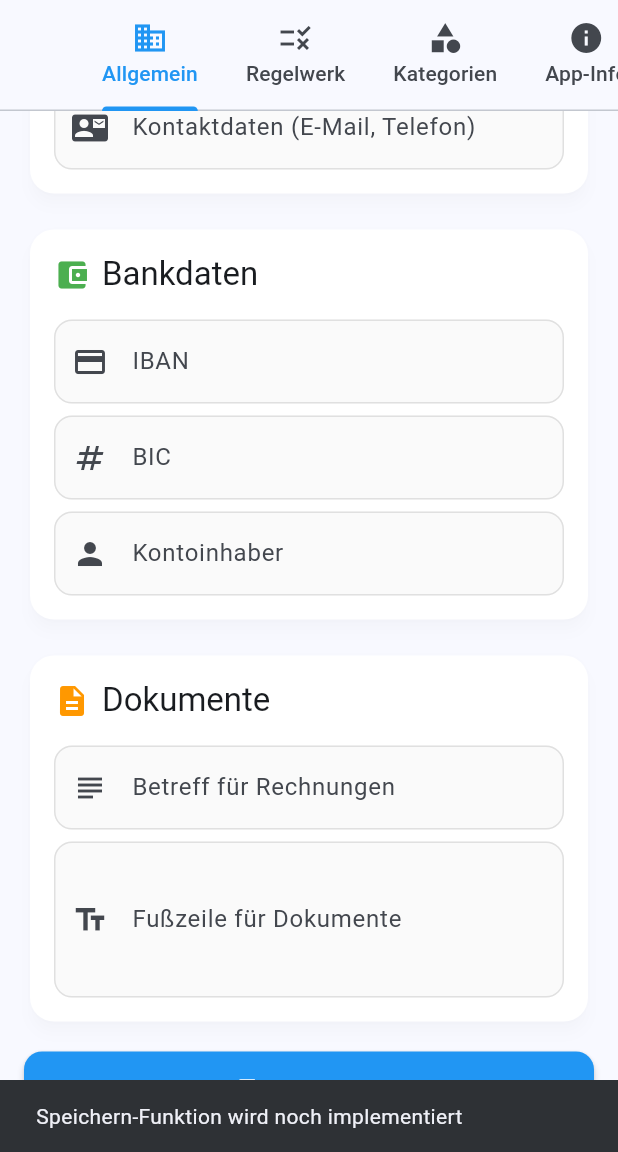
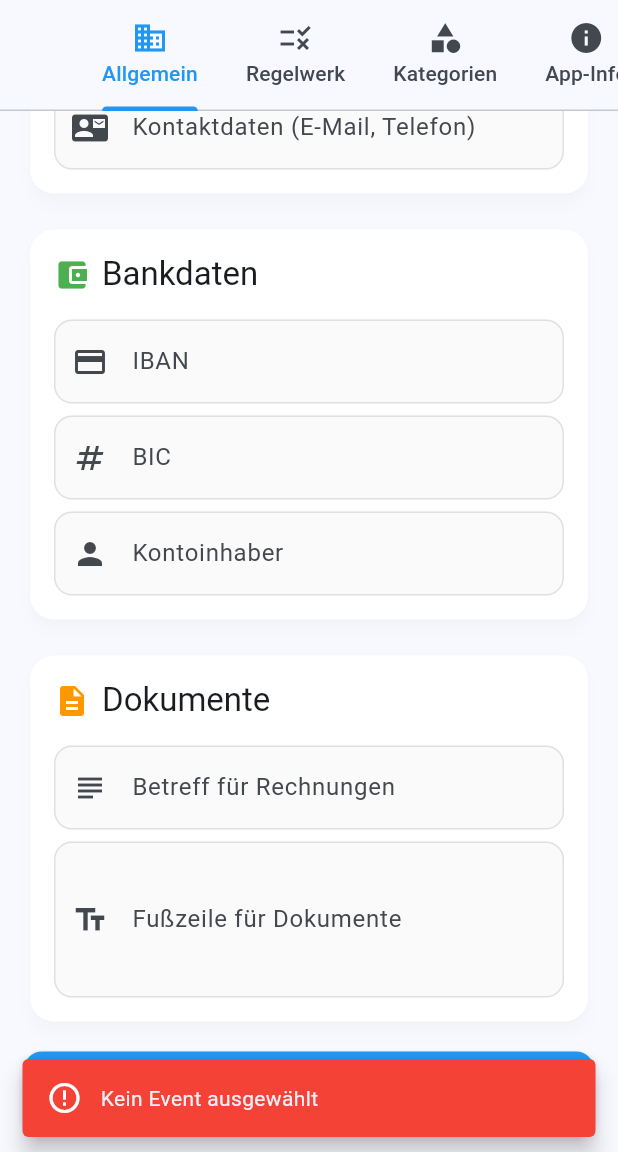
Before and after one commit to ptC7H12/Freizeitkasse, a Flutter app: the SettingsScreen screen opened directly, scrolled down 249 dp, after a tap on "Speichern", on a phone screen of 412 x 824 dp, the part 84-1236 px from its top. Run offline on Flutter 3.47's test engine with Material 3 defaults, Android fonts, the phone set to English and light mode, and no system bars; our stand-ins replace drift, file_picker, fl_chart, flutter_riverpod, logger, pdf and 2 more; missing offline and left inert: barcode, excel; accounts and stored records are empty; generated files the repository leaves out were written again.

Commit message:
feat: UI improvements for participants and settings
TODO 6: Teilnehmer & Familien UI-Verbesserungen
- Remove CircleAvatar initials icon, replace with simple person icon
- Display last name first: "Nachname, Vorname" format
- Add family name as small italic subtitle when participant belongs to a family
- Use FutureBuilder to load family name dynamically
- Maintain consistent icon sizing (40px)

TODO 7: Settings save functionality
- Implement loadSettings() on init to populate form fields
- Implement saveSettings() with proper error handling
- Map form fields to database structure:
  - Organization name → organizationName
  - Address → organizationStreet
  - IBAN → iban
  - BIC → bic
  - Account holder → bankName
  - Footer → invoiceFooter
- Add loading state with CircularProgressIndicator
- Show success/error messages with context extensions
- Use settingsRepositoryProvider for data persistence

Note: Families tab already exists and is functional via
ParticipantsAndFamiliesScreen with TabBar navigation

Changes:
- lib/screens/participants/participants_list_screen.dart
- lib/screens/settings/settings_screen.dart

Result: Improved user experience with better participant display
and functional settings persistence

```diff
--- a/lib/screens/settings/settings_screen.dart
+++ b/lib/screens/settings/settings_screen.dart
@@ -103,8 +103,6 @@ class _GeneralSettingsTab extends ConsumerStatefulWidget {
 }
 
 class _GeneralSettingsTabState extends ConsumerState<_GeneralSettingsTab> {
-  //final _formKey = GlobalKey<FormState>();
-
   // Form Controllers
   final _organizationController = TextEditingController();
   final _addressController = TextEditingController();
@@ -114,6 +112,14 @@ class _GeneralSettingsTabState extends ConsumerState<_GeneralSettingsTab> {
   final _accountHolderController = TextEditingController();
   final _subjectController = TextEditingController();
   final _footerController = TextEditingController();
+
+  bool _isLoading = false;
+
+  @override
+  void initState() {
+    super.initState();
+    _loadSettings();
+  }
 
   @override
   void dispose() {
@@ -126,6 +132,79 @@ class _GeneralSettingsTabState extends ConsumerState<_GeneralSettingsTab> {
     _subjectController.dispose();
     _footerController.dispose();
     super.dispose();
+  }
+
+  Future<void> _loadSettings() async {
+    final currentEvent = ref.read(currentEventProvider);
+    if (currentEvent == null) return;
+
+    final repository = ref.read(settingsRepositoryProvider);
+    final settings = await repository.getOrCreateSettings(currentEvent.id);
+
+    if (mounted) {
+      setState(() {
+        _organizationController.text = settings.organizationName ?? '';
+        _addressController.text = settings.organizationStreet ?? '';
+        // _contactController could map to a new field or be stored in city temporarily
+        _ibanController.text = settings.iban ?? '';
+        _bicController.text = settings.bic ?? '';
+        _accountHolderController.text = settings.bankName ?? '';
+        _footerController.text = settings.invoiceFooter ?? '';
+      });
+    }
+  }
+
+  Future<void> _saveSettings() async {
+    final currentEvent = ref.read(currentEventProvider);
+    if (currentEvent == null) {
+      if (mounted) {
+        context.showError('Kein Event ausgewählt');
+      }
+      return;
+    }
+
+    setState(() {
+      _isLoading = true;
+    });
+
+    try {
+      final repository = ref.read(settingsRepositoryProvider);
+      await repository.updateSettings(
+        eventId: currentEvent.id,
+        organizationName: _organizationController.text.trim().isEmpty
+            ? null
+            : _organizationController.text.trim(),
+        organizationStreet: _addressController.text.trim().isEmpty
+            ? null
+            : _addressController.text.trim(),
+        iban: _ibanController.text.trim().isEmpty
+            ? null
+            : _ibanController.text.trim(),
+        bic: _bicController.text.trim().isEmpty
+            ? null
+            : _bicController.text.trim(),
+        bankName: _accountHolderController.text.trim().isEmpty
+            ? null
+            : _accountHolderController.text.trim(),
+        invoiceFooter: _footerController.text.trim().isEmpty
+            ? null
+            : _footerController.text.trim(),
+      );
+
+      if (mounted) {
+        context.showSuccess('Einstellungen erfolgreich gespeichert');
+      }
+    } catch (e) {
+      if (mounted) {
+        context.showError('Fehler beim Speichern: $e');
+      }
+    } finally {
+      if (mounted) {
+        setState(() {
+          _isLoading = false;
+        });
+      }
+    }
   }
 
   @override
@@ -283,17 +362,15 @@ class _GeneralSettingsTabState extends ConsumerState<_GeneralSettingsTab> {
 
         // Speichern Button
         ElevatedButton.icon(
-          onPressed: () {
-            // TODO: Implement save functionality
-            ScaffoldMessenger.of(context).showSnackBar(
-              const SnackBar(
-                content: Text('Speichern-Funktion wird noch implementiert'),
-                duration: Duration(seconds: 2),
-              ),
-            );
-          },
-          icon: const Icon(Icons.save),
-          label: const Text('Speichern'),
+          onPressed: _isLoading ? null : _saveSettings,
+          icon: _isLoading
+              ? const SizedBox(
+                  width: 20,
+                  height: 20,
+                  child: CircularProgressIndicator(strokeWidth: 2),
+                )
+              : const Icon(Icons.save),
+          label: Text(_isLoading ? 'Wird gespeichert...' : 'Speichern'),
           style: ElevatedButton.styleFrom(
             padding: const EdgeInsets.all(16),
           ),
```
Also changed, not shown: lib/screens/participants/participants_list_screen.dart (+27 -6 lines).
